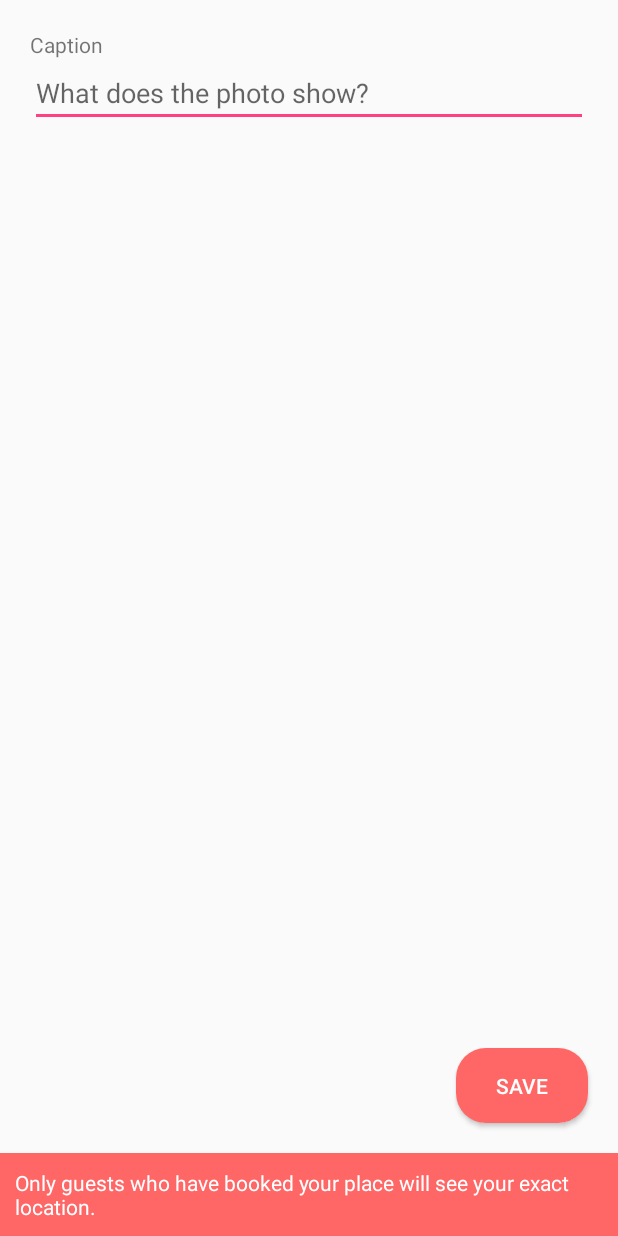
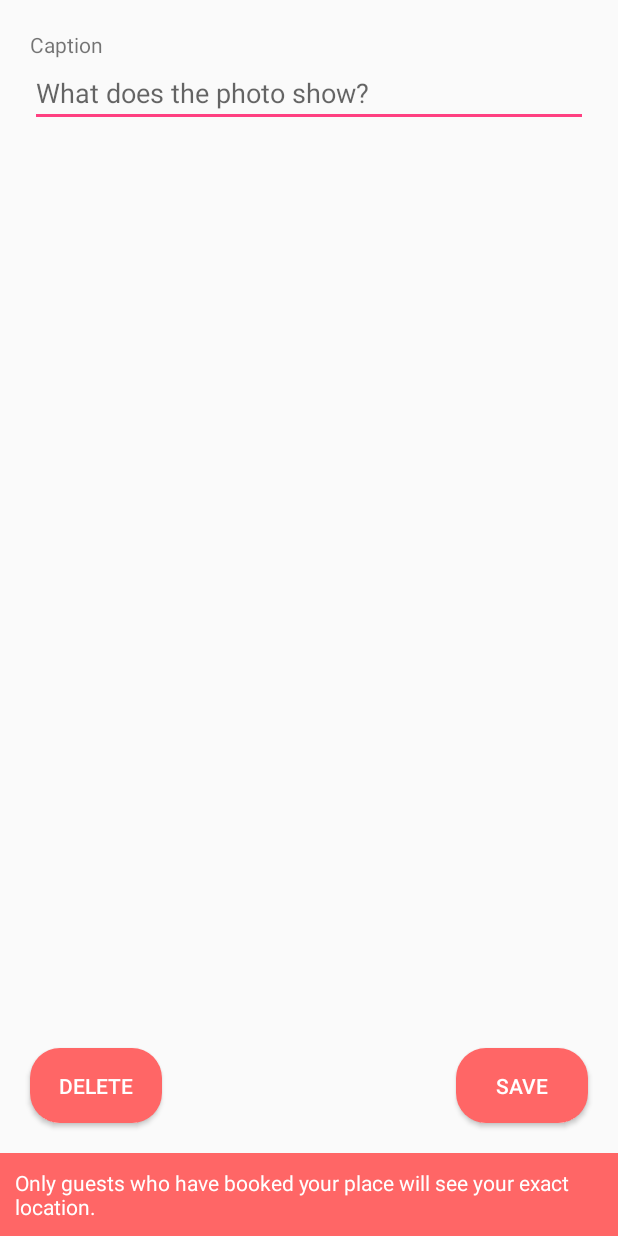
Before and after one commit to mattfranciswork0/Airbnb, an Android app: the layout fragment_photo_desc.xml on its own in the app's theme, with its tools: preview values and no code run, on a phone screen of 412 x 824 dp. Run offline under Robolectric (Android 15) with nearby library versions, the phone set to English and light mode, and no system bars.

Commit message:
When a picture is added, users now have to wait until the picture is fully saved into the SD card. Users are able to delete picutres.

```diff
--- a/app/src/main/res/layout/fragment_photo_desc.xml
+++ b/app/src/main/res/layout/fragment_photo_desc.xml
@@ -24,6 +24,20 @@
             android:layout_marginBottom="20dp"
             android:layout_marginRight="20dp"
             android:layout_above="@id/layoutTapInfo"/>
+
+        <Button
+            android:text="Delete"
+            android:layout_width="wrap_content"
+            android:layout_height="wrap_content"
+            android:id="@+id/bDelete"
+            android:background="@drawable/reg_host_proceed"
+            android:textColor="@color/white"
+            android:layout_alignParentLeft="true"
+            android:layout_alignParentStart="true"
+            android:layout_marginBottom="20dp"
+            android:layout_marginLeft="20dp"
+            android:layout_above="@id/layoutTapInfo"/>
+
 
         <LinearLayout
             android:orientation="vertical"
```
Also changed, not shown: app/src/main/java/com/example/toshiba/airbnb/Profile/BecomeAHost/SetTheScene/GalleryAdapter.java (+27 -35 lines), app/src/main/java/com/example/toshiba/airbnb/Profile/BecomeAHost/SetTheScene/GalleryFragment.java (+18 -8 lines), app/src/main/java/com/example/toshiba/airbnb/Profile/BecomeAHost/SetTheScene/PhotoDescFragment.java (+45 -1 lines).
